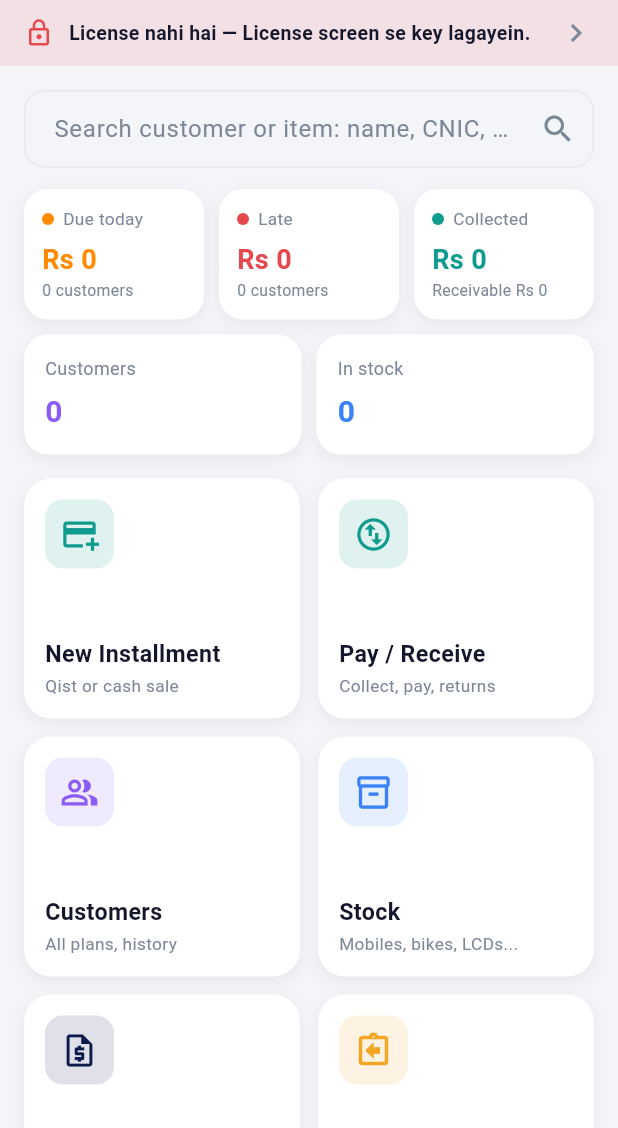
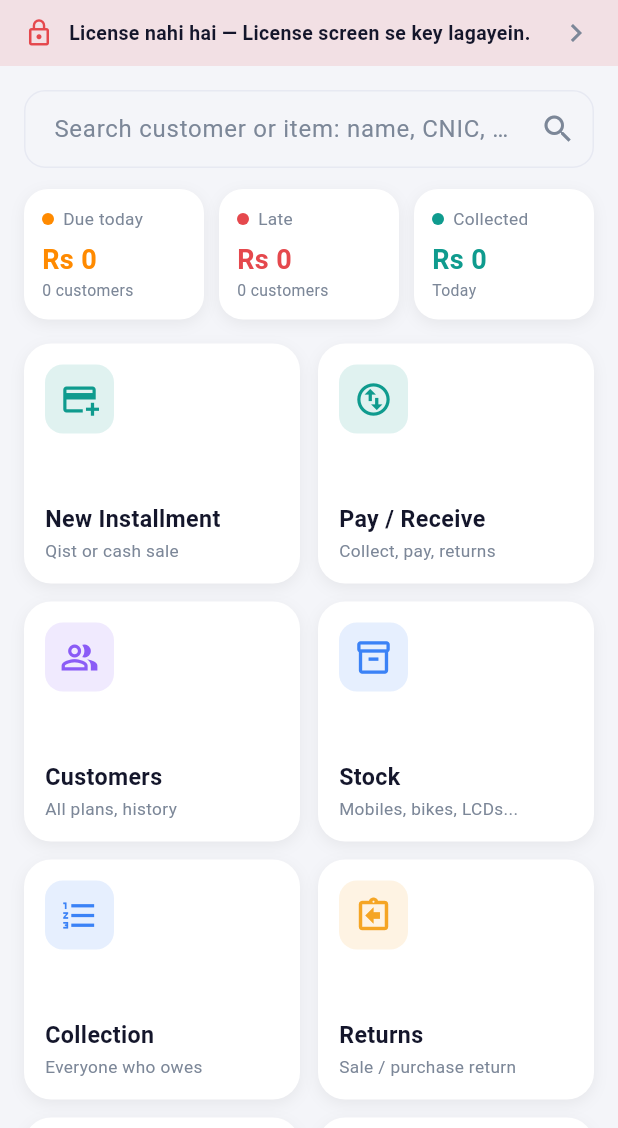
Before and after one commit to asam3rana-del/Hanna-Installment, a Flutter app: the InstallmentHomeScreen screen opened directly, on a phone screen of 412 x 824 dp, the part 108-1236 px from its top. Run offline on Flutter 3.47's test engine with Material 3 defaults, Android fonts, the phone set to English and light mode, and no system bars; our stand-ins replace cloud_firestore, cloud_functions, connectivity_plus, file_picker, firebase_auth, firebase_core and 13 more; missing offline and left inert: cryptography, firebase_app_check, flutter_foreground_task, google_mlkit_text_recognition, mobile_scanner, print_bluetooth_thermal and 1 more; accounts and stored records are empty.

Commit message:
Import zip

```diff
--- a/lib/installment/inst_collection_screens.dart
+++ b/lib/installment/inst_collection_screens.dart
@@ -29,12 +29,12 @@ Future<void> _call(String phone) async {
 
 // ===================================================================== wasooli list
 
-enum CollectWindow { late, today, week, month }
+enum CollectWindow { all, late, today, week, month }
 
 /// Recovery wale ke liye: kis se kitna lena hai (late / aaj / 7 din / 30 din), call + WhatsApp + list share.
 class InstCollectionListScreen extends StatefulWidget {
   final CollectWindow initial;
-  const InstCollectionListScreen({super.key, this.initial = CollectWindow.today});
+  const InstCollectionListScreen({super.key, this.initial = CollectWindow.all});
 
   @override
   State<InstCollectionListScreen> createState() => _InstCollectionListScreenState();
@@ -63,6 +63,7 @@ class _InstCollectionListScreenState extends State<InstCollectionListScreen> {
 
   /// Is window mein lene wali raqam (late hamesha shamil, kyun ke wo bhi abhi leni hai).
   double _amount(PlanView v) => switch (_w) {
+        CollectWindow.all => v.status.remaining, // Step 32: har woh customer jis se kuch bhi lena hai
         CollectWindow.late => v.status.overdue,
         CollectWindow.today => v.status.dueNow,
         CollectWindow.week => dueWithin(v.status, _today, 7),
@@ -70,6 +71,7 @@ class _InstCollectionListScreenState extends State<InstCollectionListScreen> {
       };
 
   String _label(CollectWindow w) => switch (w) {
+        CollectWindow.all => Loc.t('Everyone who owes', 'سب جن سے لینا ہے'),
         CollectWindow.late => Loc.t('Late only', 'صرف لیٹ'),
         CollectWindow.today => Loc.t('Today (with late)', 'آج (لیٹ سمیت)'),
         CollectWindow.week => Loc.t('Next 7 days', 'اگلے 7 دن'),
--- a/lib/installment/inst_photo_sync.dart
+++ b/lib/installment/inst_photo_sync.dart
@@ -46,7 +46,7 @@ class InstPhotoSync {
   }
 
   static Future<String?> _ownerSid(DatabaseExecutor ex, String owner, int id) async {
-    final table = owner == 'g' ? 'inst_guarantors' : 'customers';
+    final table = owner == 'g' ? 'inst_guarantors' : (owner == 'p' ? 'inst_plans' : 'customers');
     final r = await ex.query(table, columns: ['serverId'], where: 'id = ?', whereArgs: [id], limit: 1);
     final sid = r.isEmpty ? null : r.first['serverId'];
     return sid is String && sid.trim().isNotEmpty ? sid : null;
@@ -118,10 +118,10 @@ Future<void> applyInstallmentPhotos(DatabaseExecutor db, List<SyncDoc> docs) asy
       final ownerSid = d['ownerServerId'];
       final kind = d['kind'];
       if (sid is! String || owner is! String || ownerSid is! String || kind is! String) continue;
-      if (owner != 'c' && owner != 'g') continue;
+      if (owner != 'c' && owner != 'g' && owner != 'p') continue; // p = plan ke dastakhat
       if (!RegExp(r'^[A-Za-z]{1,12}$').hasMatch(kind)) continue;
       if (await q.pendingCountForEntity(instPhotoType, sid) > 0) continue; // is device ki nayi tasveer abhi jani hai
-      final table = owner == 'g' ? 'inst_guarantors' : 'customers';
+      final table = owner == 'g' ? 'inst_guarantors' : (owner == 'p' ? 'inst_plans' : 'customers');
       final r = await db.query(table, columns: ['id'], where: 'serverId = ?', whereArgs: [ownerSid], limit: 1);
       if (r.isEmpty) continue;
       final id = (r.first['id'] as num).toInt();
--- a/lib/installment/installment_home_screen.dart
+++ b/lib/installment/installment_home_screen.dart
@@ -58,6 +58,7 @@ class _InstallmentHomeScreenState extends State<InstallmentHomeScreen> {
   String _shopName = '';
   String _shopPhone = '';
   double _payable = 0; // Step 31: suppliers ka kul baqi (hum ne dena hai)
+  bool _showMoney = false; // Step 32: Lena / Dena raqam chhupi; aankh dabane par
 
   /// Dashboard ka Sync button: abhi cloud se lena / dena (Settings > Sync Now jaisa).
   Future<void> _syncNow() async {
@@ -416,8 +417,6 @@ class _InstallmentHomeScreenState extends State<InstallmentHomeScreen> {
         () => _push(const InstPurchasesScreen()));
     final tStock = _Tile(Icons.inventory_2_outlined, Loc.t('Stock', 'اسٹاک'), Loc.t('Mobiles, bikes, LCDs...', 'موبائل، بائیک، ایل سی ڈی'), p.blue,
         () => _push(const InstItemsScreen()));
-    final tReports = _Tile(Icons.insights_outlined, Loc.t('Reports', 'رپورٹس'), Loc.t('Profit, sale, stock, dues', 'منافع، سیل، اسٹاک، قسطیں'), p.navyLight,
-        () => _push(const InstReportsHubScreen()));
     final tPlans = _Tile(Icons.request_quote_outlined, Loc.t('Installments', 'قسطیں'), Loc.t('${_col.activePlans} active plans', '${_col.activePlans} جاری پلان'), p.navy,
         () => _push(const InstPlansScreen()));
     final tScan = _Tile(Icons.qr_code_scanner, Loc.t('Scan & Sell', 'اسکین سے سیل'), Loc.t('Scan IMEI -> qist / cash', 'IMEI اسکین -> قسط / نقد'), p.purple,
@@ -428,10 +427,10 @@ class _InstallmentHomeScreenState extends State<InstallmentHomeScreen> {
         () => _push(const InstHeldSecuritiesScreen()));
     final tReturns = _Tile(Icons.assignment_return_outlined, Loc.t('Returns', 'واپسی'), Loc.t('Sale / purchase return', 'سیل / خریداری واپسی'), p.orange,
         _returns);
+    final tCollection = _Tile(Icons.format_list_numbered, Loc.t('Collection', 'وصولی'), Loc.t('Everyone who owes', 'جن سے لینا ہے'), p.blue,
+        () => _push(const InstCollectionListScreen()));
     final more = <_Tile>[
-      if (mgr) tPlans,
-      _Tile(Icons.format_list_numbered, Loc.t('Collection List', 'وصولی لسٹ'), Loc.t('Who to collect from', 'کس سے کتنا لینا ہے'), p.blue,
-          () => _push(const InstCollectionListScreen())),
+      tPlans,
       _Tile(Icons.report_gmailerrorred_outlined, Loc.t('Defaulters', 'ڈیفالٹرز'), Loc.t('Late + guarantor phones', 'لیٹ + ضامن کے فون'), p.red,
           () => _push(const InstDefaultersScreen())),
       if (mgr) tStock,
@@ -447,7 +446,7 @@ class _InstallmentHomeScreenState extends State<InstallmentHomeScreen> {
       tPayRec,
       tCustomers,
       mgr ? tPurchases : tStock,
-      mgr ? tReports : tPlans,
+      tCollection,
       if (kShowScan) tScan,
       tReturns,
       tRemind,
@@ -500,12 +499,47 @@ class _InstallmentHomeScreenState extends State<InstallmentHomeScreen> {
           child: RefreshIndicator(
             onRefresh: _load,
             child: ListView(padding: const EdgeInsets.fromLTRB(16, 16, 16, 32), children: [
+              // Step 32: sab se upar Lena / Dena (chhupa — aankh dabakar dekhein), phir search, phir aaj ki qisten.
+              if (Session.isAdminOrManager) ...[
+                Container(
+                  padding: const EdgeInsets.fromLTRB(14, 8, 6, 8),
+                  decoration: instCard(p),
+                  child: Row(children: [
+                    Expanded(
+                      child: InkWell(
+                        onTap: () => _push(const InstReceivableScreen()),
+                        child: Column(crossAxisAlignment: CrossAxisAlignment.start, children: [
+                          Text(Loc.t('Receivable (to get)', 'لینا ہے'), style: TextStyle(color: p.textMuted, fontSize: 12)),
+                          Text(_showMoney ? instRs(_col.receivable) : 'Rs ••••••',
+                              style: TextStyle(color: p.teal, fontWeight: FontWeight.bold, fontSize: 18)),
+                        ]),
+                      ),
+                    ),
+                    Expanded(
+                      child: InkWell(
+                        onTap: () => _push(const InstSuppliersScreen()),
+                        child: Column(crossAxisAlignment: CrossAxisAlignment.start, children: [
+                          Text(Loc.t('Payable (to give)', 'دینا ہے'), style: TextStyle(color: p.textMuted, fontSize: 12)),
+                          Text(_showMoney ? instRs(_payable) : 'Rs ••••••',
+                              style: TextStyle(color: p.red, fontWeight: FontWeight.bold, fontSize: 18)),
+                        ]),
+                      ),
+                    ),
+                    IconButton(
+                      tooltip: _showMoney ? Loc.t('Hide', 'چھپائیں') : Loc.t('Show', 'دکھائیں'),
+                      icon: Icon(_showMoney ? Icons.visibility_off_outlined : Icons.visibility_outlined, color: p.textMuted),
+                      onPressed: () => setState(() => _showMoney = !_showMoney),
+                    ),
+                  ]),
+                ),
+                const SizedBox(height: 12),
+              ],
               const InstHomeSearch(),
               Row(children: [
                 Expanded(
                   child: _tapStat(p, Loc.t('Due today', 'آج کی قسطیں'), instRs(_col.dueToday),
                       Loc.t('${_col.dueTodayCount} customers', '${_col.dueTodayCount} کسٹمر'), p.amber,
-                      () => _push(const InstCollectionListScreen())),
+                      () => _push(const InstCollectionListScreen(initial: CollectWindow.today))),
                 ),
                 const SizedBox(width: 10),
                 Expanded(
@@ -516,59 +550,10 @@ class _InstallmentHomeScreenState extends State<InstallmentHomeScreen> {
                 const SizedBox(width: 10),
                 Expanded(
                   child: _tapStat(p, Loc.t('Collected', 'آج وصولی'), instRs(_col.collectedToday),
-                      Loc.t('Receivable ${instRs(_col.receivable)}', 'کل باقی ${instRs(_col.receivable)}'), p.teal,
+                      Loc.t('Today', 'آج'), p.teal,
                       () => _push(const InstPlansScreen())),
                 ),
               ]),
-              if (Session.isAdminOrManager) ...[
-                const SizedBox(height: 10),
-                // Step 31: kul lena (customers se baqi qisten) aur kul dena (suppliers ka baqi).
-                Row(children: [
-                  Expanded(
-                    child: _tapStat(p, Loc.t('Receivable (to get)', 'لینا ہے'), instRs(_col.receivable),
-                        Loc.t('From customers', 'کسٹمرز سے'), p.teal, () => _push(const InstReceivableScreen())),
-                  ),
-                  const SizedBox(width: 10),
-                  Expanded(
-                    child: _tapStat(p, Loc.t('Payable (to give)', 'دینا ہے'), instRs(_payable),
-                        Loc.t('To suppliers', 'سپلائرز کو'), p.red, () => _push(const InstSuppliersScreen())),
-                  ),
-                ]),
-              ],
-              const SizedBox(height: 10),
-              Row(children: [
-                Expanded(child: _stat(p, Loc.t('Customers', 'کسٹمرز'), '${_stats.customers}', p.purple)),
-                const SizedBox(width: 10),
-                Expanded(child: _stat(p, Loc.t('In stock', 'اسٹاک میں'), '${_stats.itemsInStock}', p.blue)),
-                if (Session.isAdminOrManager) ...[
-                  const SizedBox(width: 10),
-                  Expanded(child: _stat(p, Loc.t('Stock cost', 'اسٹاک کی لاگت'), instRs(_stats.stockCostValue), p.amber)),
-                ],
-              ]),
-              if (_stats.profilesWithoutGuarantor > 0)
-                Padding(
-                  padding: const EdgeInsets.only(top: 12),
-                  child: InkWell(
-                    borderRadius: BorderRadius.circular(16),
-                    onTap: () => _push(const InstCustomersScreen(onlyWithoutGuarantor: true)),
-                    child: Container(
-                      padding: const EdgeInsets.all(14),
-                      decoration: instCard(p),
-                      child: Row(children: [
-                        Icon(Icons.warning_amber_rounded, color: p.red),
-                        const SizedBox(width: 10),
-                        Expanded(
-                          child: Text(
-                            Loc.t('${_stats.profilesWithoutGuarantor} customer(s) have no guarantor',
-                                '${_stats.profilesWithoutGuarantor} کسٹمر کا کوئی ضامن نہیں'),
-                            style: TextStyle(color: p.textDark, fontWeight: FontWeight.w600),
-                          ),
-                        ),
-                        Icon(Icons.chevron_right, color: p.textMuted),
-                      ]),
-                    ),
-                  ),
-                ),
               const SizedBox(height: 16),
               GridView.count(
                 crossAxisCount: cols,
@@ -610,20 +595,6 @@ class _InstallmentHomeScreenState extends State<InstallmentHomeScreen> {
         ),
       );
 
-  Widget _stat(AppPalette p, String label, String value, Color c) => Container(
-        padding: const EdgeInsets.all(14),
-        decoration: instCard(p),
-        child: Column(crossAxisAlignment: CrossAxisAlignment.start, children: [
-          Text(label, style: TextStyle(color: p.textMuted, fontSize: 12)),
-          const SizedBox(height: 6),
-          FittedBox(
-            fit: BoxFit.scaleDown,
-            alignment: Alignment.centerLeft,
-            child: Text(value, style: TextStyle(color: c, fontSize: 20, fontWeight: FontWeight.bold)),
-          ),
-        ]),
-      );
-
   Widget _tile(AppPalette p, _Tile t) => InkWell(
         borderRadius: BorderRadius.circular(18),
         onTap: t.onTap,
--- a/lib/installment/kyc_photo_store.dart
+++ b/lib/installment/kyc_photo_store.dart
@@ -19,6 +19,7 @@ class KycPhotoStore {
   static const photo = 'photo';
   static const document = 'doc';
 
+
   final ValueNotifier<int> changes = ValueNotifier<int>(0);
 
   /// Is device par tasveer li / hatai gayi (path null = hatai) — InstPhotoSync upload karta hai.
@@ -35,7 +36,7 @@ class KycPhotoStore {
   final Map<String, String> _index = {};
   Future<void>? _loading;
 
-  static final _nameRe = RegExp(r'^([cg])_(\d+)_([A-Za-z]+)_(\d+)\.jpg$');
+  static final _nameRe = RegExp(r'^([cgp])_(\d+)_([A-Za-z]+)_(\d+)\.jpg$'); // p = plan (dastakhat, Step 32)
 
   Future<Directory> _dir() async {
     final base = await getApplicationDocumentsDirectory();
--- a/lib/services/due_alert_service.dart
+++ b/lib/services/due_alert_service.dart
@@ -75,7 +75,7 @@ class DueAlertService {
     // Hanna Installment: roz ki qist notification -> Wasooli List.
     if (payload == InstDueAlert.payload) {
       WidgetsBinding.instance.addPostFrameCallback((_) {
-        AppLock.navigatorKey.currentState?.push(MaterialPageRoute(builder: (_) => const InstCollectionListScreen()));
+        AppLock.navigatorKey.currentState?.push(MaterialPageRoute(builder: (_) => const InstCollectionListScreen(initial: CollectWindow.today)));
       });
       return;
     }
```
Also changed, not shown: lib/installment/inst_pdf.dart (+20 -9 lines), lib/installment/inst_plans_screen.dart (+22 -18 lines), lib/installment/inst_signature.dart (added, +228 -0 lines), lib/screens/expense_screen.dart (+5 -7 lines), lib/screens/settings_screen.dart (+13 -0 lines), 2 other files.
